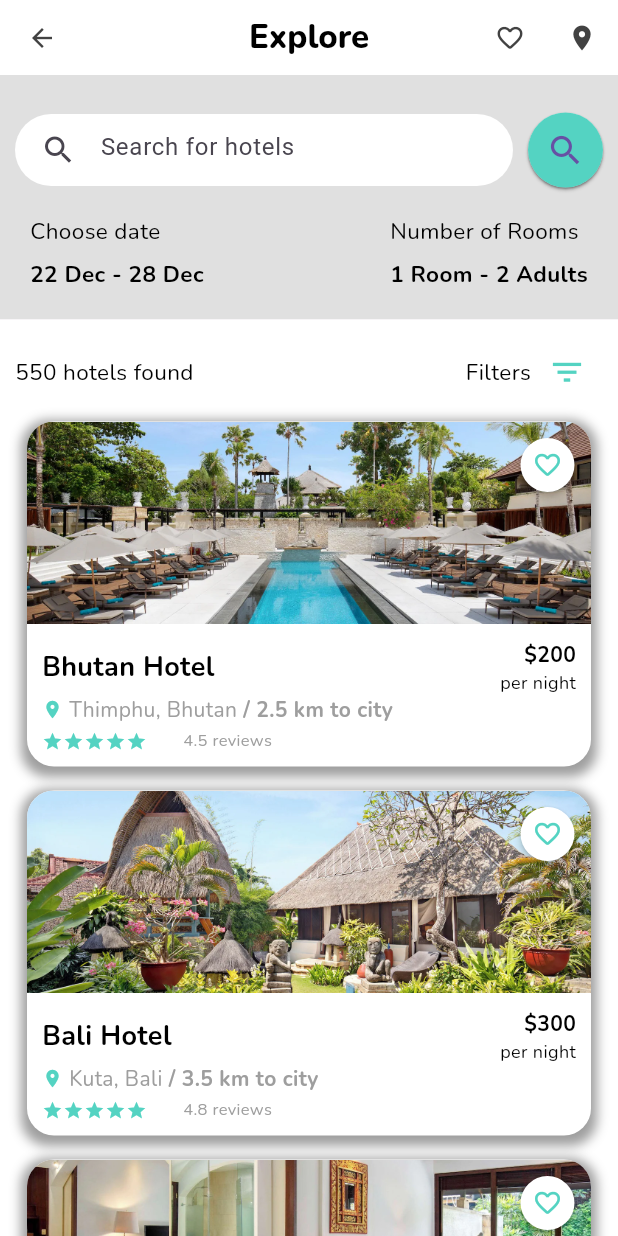
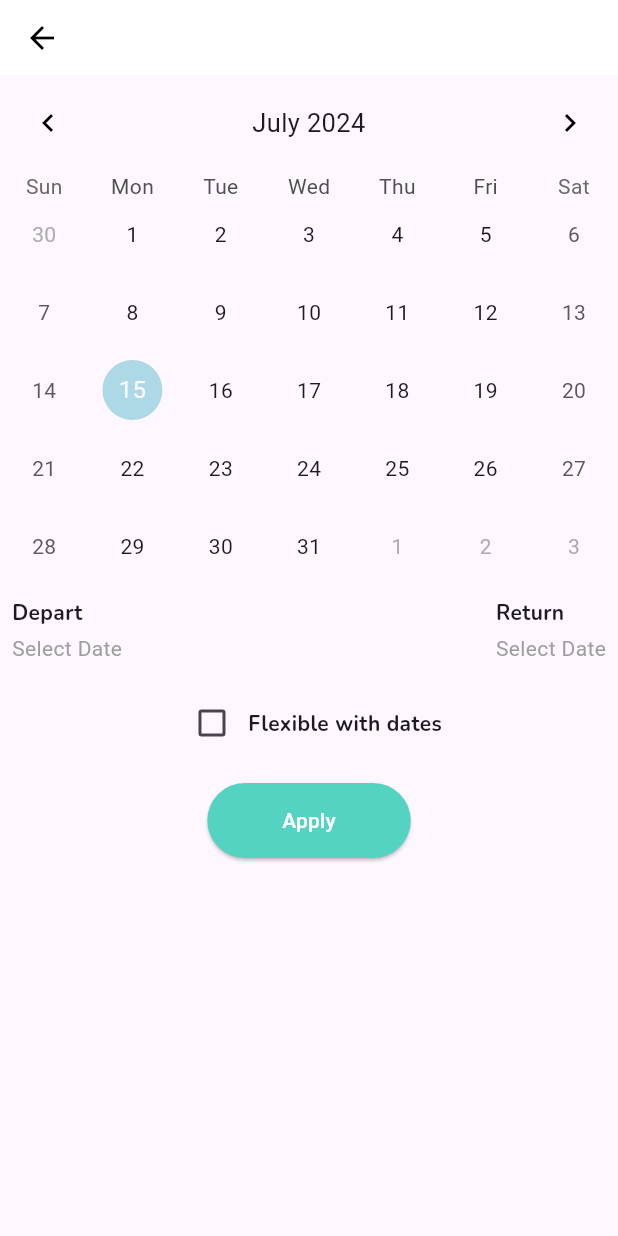
Before and after one commit to samiigll/flutterhotels, a Flutter app: the screen it shows after launch, after a tap on the "search" icon, on a phone screen of 412 x 824 dp. Run offline on Flutter 3.47's test engine with Material 3 defaults, Android fonts, the light colour scheme and no system bars; drawn by our look-alikes of table_calendar; our stand-ins replace google_fonts.

Commit message:
feat: Add table_calendar dependency for calendar functionality

```diff
--- /dev/null
+++ b/lib/calendar_page.dart
@@ -0,0 +1,207 @@
+import 'package:flutter/material.dart';
+import 'package:table_calendar/table_calendar.dart';
+import 'package:google_fonts/google_fonts.dart';
+import 'package:intl/intl.dart';
+
+final kNow = DateTime.now();
+final kFirstDay = DateTime(kNow.year, kNow.month - 3, kNow.day);
+final kLastDay = DateTime(kNow.year, kNow.month + 3, kNow.day);
+
+const dGreen = Color(0xFF54D3C2);
+const dLightBlue = Color(0xFFADD8E6);
+
+class CalendarPage extends StatefulWidget {
+  @override
+  _CalendarPageState createState() => _CalendarPageState();
+}
+
+class _CalendarPageState extends State<CalendarPage> {
+  DateTime? _rangeStart;
+  DateTime? _rangeEnd;
+  DateTime? _focusedDay = DateTime.now();
+  bool _isFlexibleWithDates = false; // Yeni durum değişkeni
+
+  @override
+  Widget build(BuildContext context) {
+    return Scaffold(
+      appBar: MyAppBar(),
+      body: Column(
+        children: [
+          TableCalendar(
+            firstDay: kFirstDay,
+            lastDay: kLastDay,
+            focusedDay: _focusedDay!,
+            rangeStartDay: _rangeStart,
+            rangeEndDay: _rangeEnd,
+            onDaySelected: (selectedDay, focusedDay) {
+              setState(() {
+                if (_rangeStart != null &&
+                    _rangeEnd == null &&
+                    selectedDay.isAfter(_rangeStart!)) {
+                  _rangeEnd = selectedDay;
+                } else {
+                  _rangeStart = selectedDay;
+                  _rangeEnd = null;
+                }
+                _focusedDay = focusedDay;
+              });
+            },
+            onRangeSelected: (start, end, focusedDay) {
+              setState(() {
+                _rangeStart = start;
+                _rangeEnd = end;
+                _focusedDay = focusedDay;
+              });
+            },
+            calendarStyle: CalendarStyle(
+              todayDecoration: BoxDecoration(
+                color: dLightBlue,
+                shape: BoxShape.circle,
+              ),
+              selectedDecoration: BoxDecoration(
+                color: Colors.teal,
+                shape: BoxShape.circle,
+              ),
+              rangeHighlightColor: dGreen.withOpacity(0.5),
+              rangeStartDecoration: BoxDecoration(
+                color: dGreen,
+                shape: BoxShape.circle,
+              ),
+              rangeEndDecoration: BoxDecoration(
+                color: dGreen,
+                shape: BoxShape.circle,
+              ),
+              withinRangeDecoration: BoxDecoration(
+                color: dGreen.withOpacity(0.5),
+                shape: BoxShape.rectangle,
+              ),
+            ),
+            headerStyle: HeaderStyle(
+              formatButtonVisible: false,
+              titleCentered: true,
+              leftChevronIcon: Icon(Icons.chevron_left, color: Colors.black),
+              rightChevronIcon: Icon(Icons.chevron_right, color: Colors.black),
+            ),
+          ),
+          Padding(
+            padding: const EdgeInsets.all(8.0),
+            child: Column(
+              children: [
+                Row(
+                  mainAxisAlignment: MainAxisAlignment.spaceBetween,
+                  children: [
+                    Column(
+                      crossAxisAlignment: CrossAxisAlignment.start,
+                      children: [
+                        Text(
+                          'Depart',
+                          style: TextStyle(
+                            fontWeight: FontWeight.bold,
+                            fontFamily: GoogleFonts.nunito().fontFamily,
+                          ),
+                        ),
+                        SizedBox(height: 4),
+                        Text(
+                          _rangeStart != null
+                              ? DateFormat('dd/MM/yyyy').format(_rangeStart!)
+                              : 'Select Date',
+                          style: TextStyle(color: Colors.grey),
+                        ),
+                      ],
+                    ),
+                    Column(
+                      crossAxisAlignment: CrossAxisAlignment.start,
+                      children: [
+                        Text(
+                          'Return',
+                          style: TextStyle(
+                            fontWeight: FontWeight.bold,
+                            fontFamily: GoogleFonts.nunito().fontFamily,
+                          ),
+                        ),
+                        SizedBox(height: 4),
+                        Text(
+                          _rangeEnd != null
+                              ? DateFormat('dd/MM/yyyy').format(_rangeEnd!)
+                              : 'Select Date',
+                          style: TextStyle(color: Colors.grey),
+                        ),
+                      ],
+                    ),
+                  ],
+                ),
+                SizedBox(height: 16),
+                Row(
+                  mainAxisAlignment: MainAxisAlignment.center,
+                  children: [
+                    Checkbox(
+                      value: _isFlexibleWithDates,
+                      onChanged: (value) {
+                        setState(() {
+                          _isFlexibleWithDates = value!;
+                        });
+                      },
+                      activeColor: dGreen,
+                    ),
+                    Text(
+                      'Flexible with dates',
+                      style: TextStyle(
+                        fontSize: 14,
+                        fontWeight: FontWeight.bold,
+                        fontFamily: GoogleFonts.nunito().fontFamily,
+                      ),
+                    ),
+                  ],
+                ),
+                SizedBox(height: 16),
+                ElevatedButton(
+                  onPressed: () {
+                    // Apply button action
+                  },
+                  style: ElevatedButton.styleFrom(
+                    backgroundColor: dGreen,
+                    padding: const EdgeInsets.symmetric(
+                        horizontal: 50, vertical: 15),
+                  ),
+                  child: const Text(
+                    'Apply',
+                    style: TextStyle(color: Colors.white), // Text rengi beyaz
+                  ),
+                ),
+              ],
+            ),
+          ),
+        ],
+      ),
+    );
+  }
+}
+
+class MyAppBar extends StatelessWidget implements PreferredSizeWidget {
+  @override
+  Size get preferredSize => const Size.fromHeight(50);
+
+  @override
+  Widget build(BuildContext context) {
+    return AppBar(
+      leading: IconButton(
+        icon: const Icon(
+          Icons.arrow_back,
+          color: Colors.black,
+          size: 24,
+        ),
+        onPressed: () {
+          Navigator.pop(context);
+        },
+      ),
+      backgroundColor: Colors.white,
+      elevation: 0,
+    );
+  }
+}
+
+void main() {
+  runApp(MaterialApp(
+    home: CalendarPage(),
+  ));
+}
--- a/lib/main.dart
+++ b/lib/main.dart
@@ -1,7 +1,8 @@
 import 'package:flutter/material.dart';
 import 'package:google_fonts/google_fonts.dart';
+import 'calendar_page.dart';
 
-final dGreen = const Color(0xFF54D3C2);
+const dGreen = Color(0xFF54D3C2);
 
 void main() {
   runApp(const MyApp());
@@ -140,7 +141,14 @@ class SearchSection extends StatelessWidget {
                   borderRadius: BorderRadius.circular(25),
                 ),
                 child: ElevatedButton(
-                  onPressed: () {},
+                  onPressed: () {
+                    Navigator.push(
+                      context,
+                      MaterialPageRoute(builder: (context) {
+                        return CalendarPage();
+                      }),
+                    );
+                  },
                   style: ElevatedButton.styleFrom(
                     shape: const CircleBorder(),
                     backgroundColor: dGreen,
--- a/pubspec.yaml
+++ b/pubspec.yaml
@@ -35,6 +35,7 @@ dependencies:
   # Use with the CupertinoIcons class for iOS style icons.
   cupertino_icons: ^1.0.6
   google_fonts: ^6.2.1
+  table_calendar: ^3.0.0
 
 dev_dependencies:
   flutter_test:
```
Also changed, not shown: pubspec.lock.
